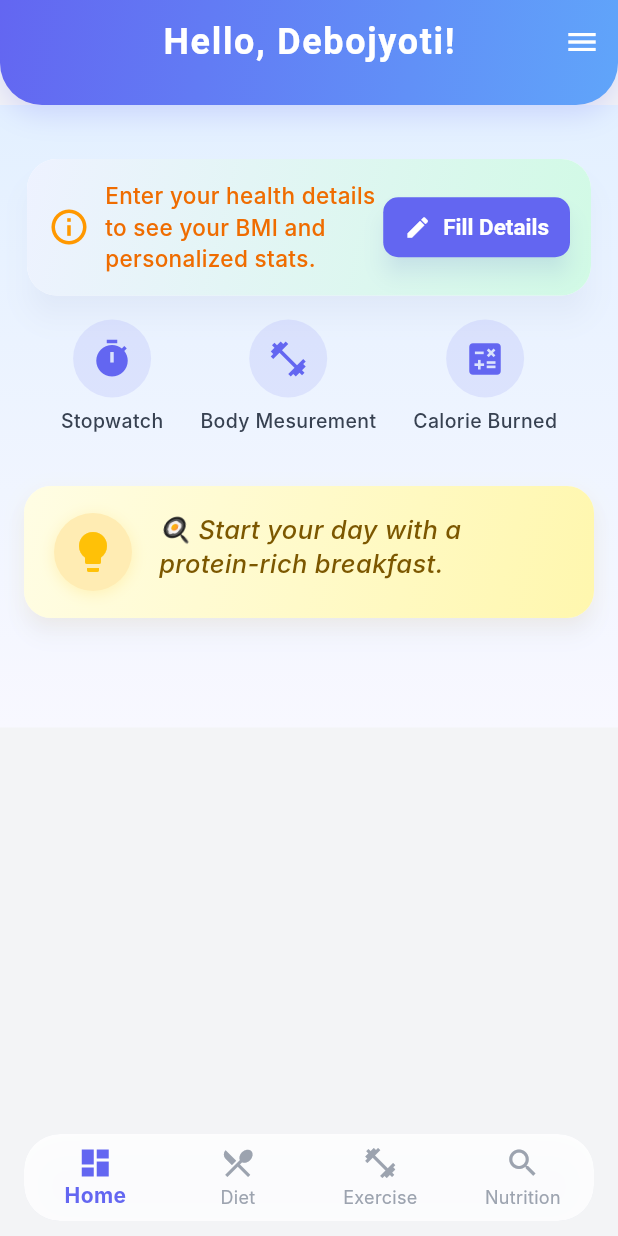
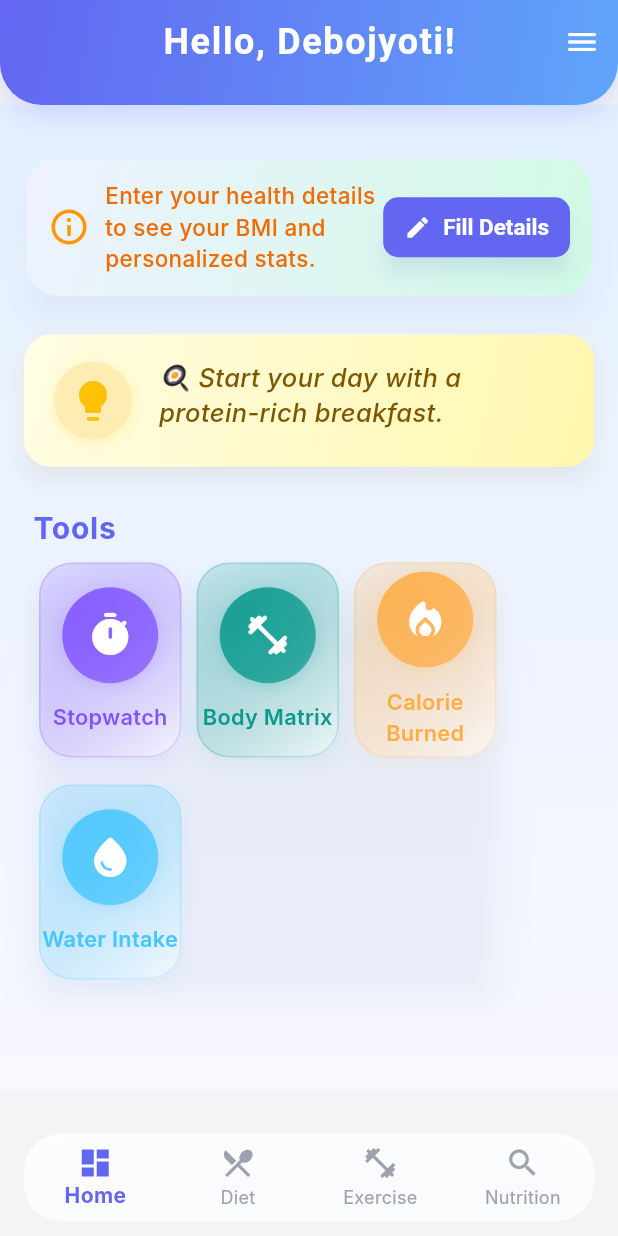
Before and after one commit to debojyoti0645/diet_planner, a Flutter app: the screen it shows after launch, on a phone screen of 412 x 824 dp. Run offline on Flutter 3.47's test engine with Material 3 defaults, Android fonts, the phone set to English and light mode, and no system bars; our stand-ins replace fl_chart, image_picker, shared_preferences; Roboto replaces fonts that are missing (Inter).

Commit message:
feat: Add Water Intake Calculator and integrate into navigation

```diff
--- a/lib/dashboard_screen.dart
+++ b/lib/dashboard_screen.dart
@@ -238,9 +238,10 @@ class _DashboardScreenState extends State<DashboardScreen> {
             crossAxisAlignment: CrossAxisAlignment.start,
             children: [
               _buildHealthDetailsCard(context),
-              _buildToolShortcuts(context), // <-- Add this line
               const SizedBox(height: 18),
               _buildNutritionTipCard(),
+              const SizedBox(height: 18),
+              _buildToolsSection(context),
               const SizedBox(height: 45),
             ],
           ),
@@ -568,63 +569,140 @@ class _DashboardScreenState extends State<DashboardScreen> {
     );
   }
 
-  Widget _buildToolShortcuts(BuildContext context) {
-    return Padding(
-      padding: const EdgeInsets.symmetric(vertical: 12.0),
-      child: Row(
-        mainAxisAlignment: MainAxisAlignment.spaceEvenly,
+  Widget _buildToolsSection(BuildContext context) {
+    final tools = [
+      {
+        'icon': Icons.timer_rounded,
+        'label': "Stopwatch",
+        'color': Colors.deepPurpleAccent,
+        'route': '/stopwatch',
+      },
+      {
+        'icon': Icons.fitness_center_rounded,
+        'label': "Body Matrix",
+        'color': Colors.teal,
+        'route': '/body_measurement',
+      },
+      {
+        'icon': Icons.local_fire_department_rounded,
+        'label': "Calorie Burned",
+        'color': Colors.orangeAccent,
+        'route': '/calorie_burned_estimator',
+      },
+      {
+        'icon': Icons.water_drop_rounded,
+        'label': "Water Intake",
+        'color': Colors.lightBlueAccent,
+        'route': '/water_intake_calculator',
+      },
+      // Add more tools here
+    ];
+
+    return Column(
+      crossAxisAlignment: CrossAxisAlignment.start,
       children: [
-          _toolShortcut(
+        const Padding(
+          padding: EdgeInsets.symmetric(horizontal: 6.0, vertical: 4),
+          child: Text(
+            "Tools",
+            style: TextStyle(
+              fontSize: 20,
+              fontWeight: FontWeight.bold,
+              color: Color(0xFF6366F1),
+              letterSpacing: 0.5,
+            ),
+          ),
+        ),
+        Card(
+          elevation: 10,
+          color: Colors.transparent,
+          child: Padding(
+            padding: const EdgeInsets.symmetric(vertical: 1.0, horizontal: 6),
+            child: Wrap(
+              spacing: 10,
+              runSpacing: 18,
+              children:
+                  tools.map((tool) {
+                    return _modernToolShortcut(
                       context,
-            icon: Icons.timer,
-            label: "Stopwatch",
+                      icon: tool['icon'] as IconData,
+                      label: tool['label'] as String,
+                      color: tool['color'] as Color,
                       onTap: () {
-              Navigator.pushNamed(context, '/stopwatch');
+                        Navigator.pushNamed(context, tool['route'] as String);
                       },
+                    );
+                  }).toList(),
             ),
-          _toolShortcut(
-            context,
-            icon: Icons.fitness_center,
-            label: "Body Mesurement",
-            onTap: () {
-              Navigator.pushNamed(context, '/body_measurement');
-            },
           ),
-          _toolShortcut(
-            context,
-            icon: Icons.calculate,
-            label: "Calorie Burned",
-            onTap: () {
-              Navigator.pushNamed(context, '/calorie_burned_estimator');
-            },
         ),
-          // Add more shortcuts here as you add more tool screens
       ],
-      ),
     );
   }
 
-  Widget _toolShortcut(
+  Widget _modernToolShortcut(
     BuildContext context, {
     required IconData icon,
     required String label,
+    required Color color,
     required VoidCallback onTap,
   }) {
     return GestureDetector(
       onTap: onTap,
+      child: Container(
+        width: 95,
+        height: 130,
+        decoration: BoxDecoration(
+          borderRadius: BorderRadius.circular(22),
+          gradient: LinearGradient(
+            colors: [color.withOpacity(0.13), Colors.white.withOpacity(0.7)],
+            begin: Alignment.topLeft,
+            end: Alignment.bottomRight,
+          ),
+          boxShadow: [
+            BoxShadow(
+              color: color.withOpacity(0.08),
+              blurRadius: 12,
+              offset: const Offset(0, 4),
+            ),
+          ],
+          border: Border.all(color: color.withOpacity(0.18), width: 1.2),
+        ),
         child: Column(
+          mainAxisAlignment: MainAxisAlignment.center,
           children: [
-          CircleAvatar(
-            radius: 26,
-            backgroundColor: const Color(0xFF6366F1).withOpacity(0.12),
-            child: Icon(icon, color: const Color(0xFF6366F1), size: 28),
+            Container(
+              decoration: BoxDecoration(
+                shape: BoxShape.circle,
+                gradient: LinearGradient(
+                  colors: [color.withOpacity(0.85), color.withOpacity(0.65)],
+                  begin: Alignment.topLeft,
+                  end: Alignment.bottomRight,
                 ),
-          const SizedBox(height: 6),
+                boxShadow: [
+                  BoxShadow(
+                    color: color.withOpacity(0.18),
+                    blurRadius: 8,
+                    offset: const Offset(0, 2),
+                  ),
+                ],
+              ),
+              padding: const EdgeInsets.all(16),
+              child: Icon(icon, color: Colors.white, size: 32),
+            ),
+            const SizedBox(height: 12),
             Text(
               label,
-            style: const TextStyle(fontSize: 13, fontWeight: FontWeight.w500),
+              textAlign: TextAlign.center,
+              style: TextStyle(
+                fontSize: 14.5,
+                fontWeight: FontWeight.w600,
+                color: color.withOpacity(0.95),
+                letterSpacing: 0.2,
+              ),
             ),
           ],
+        ),
       ),
     );
   }
--- a/lib/main.dart
+++ b/lib/main.dart
@@ -2,6 +2,7 @@ import 'package:diet_planner/body_measurement_tracker_screen.dart';
 import 'package:diet_planner/calorie_burned_estimator.dart';
 import 'package:diet_planner/home_screen.dart';
 import 'package:diet_planner/stop_watch_screen.dart';
+import 'package:diet_planner/water_intake_calculator.dart';
 import 'package:flutter/material.dart';
 
 void main() {
@@ -119,6 +120,7 @@ class MyApp extends StatelessWidget {
         '/stopwatch': (context) => const StopwatchScreen(),
         '/body_measurement': (context) => BodyMeasurementTrackerScreen(),
         '/calorie_burned_estimator': (context) => CalorieBurnedEstimator(),
+        '/water_intake_calculator': (context) => WaterIntakeCalculator(),
         // Add more routes if needed
       },
     );
```
Also changed, not shown: lib/water_intake_calculator.dart (added, +330 -0 lines). Lines whose indentation alone changed are shown as unchanged.
